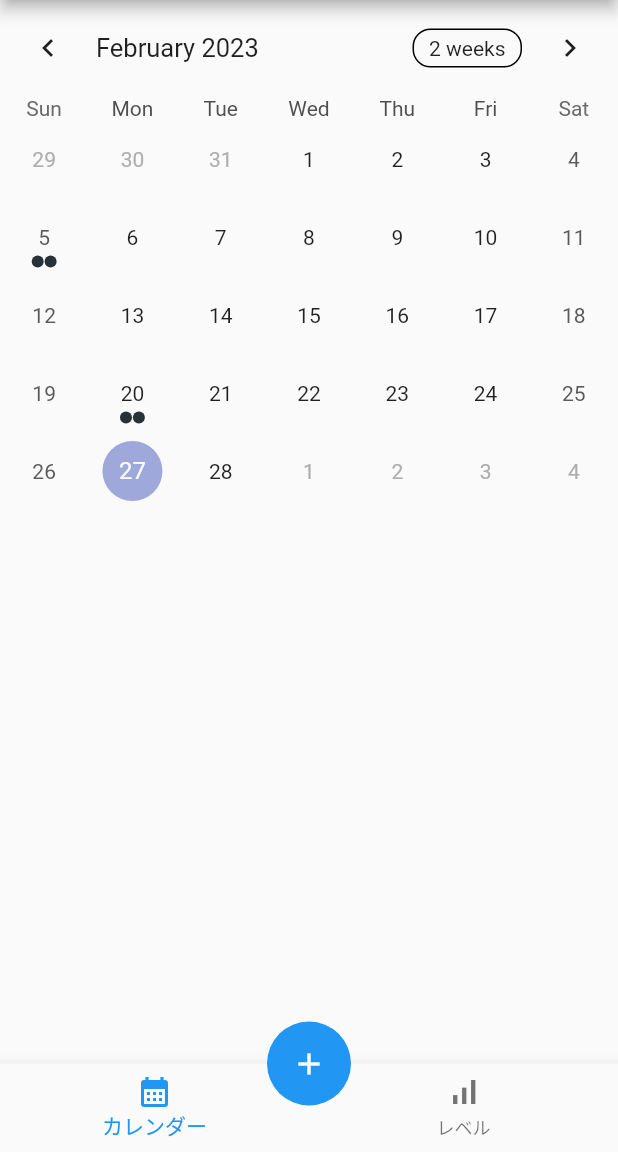
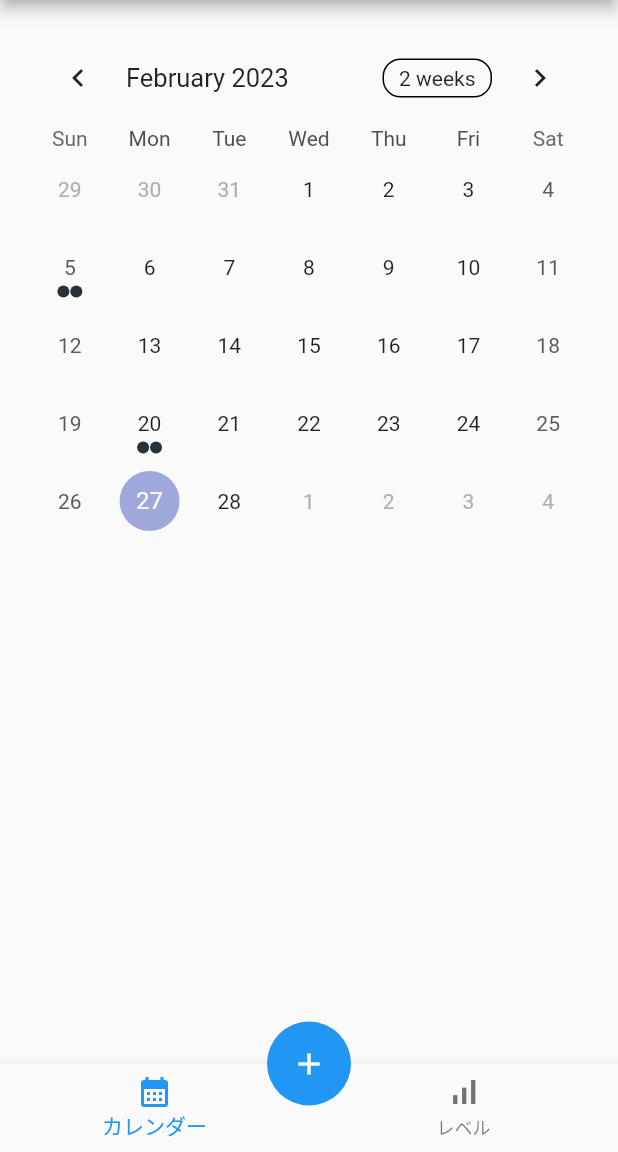
Before and after one commit to katsualonso14/Flutter-Workout-Managar, a Flutter app: the screen it shows after launch, on a phone screen of 412 x 824 dp, the part 84-1236 px from its top. Run offline on Flutter 3.47's test engine with Material 2 defaults, Android fonts, the phone set to English and light mode, and no system bars; drawn by our look-alikes of table_calendar.

Commit message:
add calendar ListView

```diff
--- a/lib/presentation/page/calender_page.dart
+++ b/lib/presentation/page/calender_page.dart
@@ -15,6 +15,7 @@ class _CalenderPageState extends State<CalenderPage> {
   DateTime _focusedDay = DateTime.now(); // 現在日
   CalendarFormat _calendarFormat = CalendarFormat.month; // 月フォーマット
   DateTime? _selectedDay; // 選択している日付
+  List<String> _selectedEvents = [];
 
   //Map形式で保持　keyが日付　値が文字列
   final sampleMap = {
@@ -22,20 +23,28 @@ class _CalenderPageState extends State<CalenderPage> {
     DateTime.utc(2023, 2,5): ['thirdEvent', 'fourthEvent'],
   };
 
+  final sampleEvents = {
+    DateTime.utc(2023, 2,20): ['firstEvent', 'secondEvent'],
+    DateTime.utc(2023, 2,5): ['thirdEvent', 'fourthEvent']
+  };
+
   @override
   Widget build(BuildContext context) {
     return Scaffold(
       // カレンダーUI実装
-      body: TableCalendar(
+      body: Column(
+        children: [
+          Padding(
+            padding: const EdgeInsets.all(20.0),
+            child: TableCalendar(
                 firstDay: DateTime.utc(2023, 1, 1),
                 lastDay: DateTime.utc(2024, 12, 31),
                 focusedDay: _focusedDay,
-          eventLoader: (date){
+                eventLoader: (date) { // イベントドット処理
                   return sampleMap[date] ?? [];
                 },
                 calendarFormat: _calendarFormat, // デフォを月表示に設定
-          // 「月」「週」変更
-          onFormatChanged: (format) {
+                onFormatChanged: (format) {  // 「月」「週」変更
                   if (_calendarFormat != format) {
                     setState(() {
                       _calendarFormat = format;
@@ -46,14 +55,28 @@ class _CalenderPageState extends State<CalenderPage> {
                 selectedDayPredicate: (day) {
               return isSameDay(_selectedDay, day);
             },
+                // 日付が選択されたときの処理
                 onDaySelected: (selectedDay, focusedDay) {
-            if (!isSameDay(_selectedDay, selectedDay)) {
                   setState(() {
-                _selectedDay = selectedDay;
-                _focusedDay = focusedDay;
+                    _selectedEvents = sampleEvents[selectedDay] ?? [];
                   });
                 }
-          }
+                ),
+          ),
+          Expanded(
+            child: ListView.builder(
+              itemCount: _selectedEvents.length,
+              itemBuilder: (context, index) {
+                final event = _selectedEvents[index];
+                return Card(
+                  child: ListTile(
+                    title: Text(event),
+                  ),
+                );
+              },
+            ),
+          ),
+        ],
       ),
     );
   }
```
Also changed, not shown: lib/presentation/page/level_manage_page.dart (line endings or trailing spaces). Lines whose indentation alone changed are shown as unchanged.
